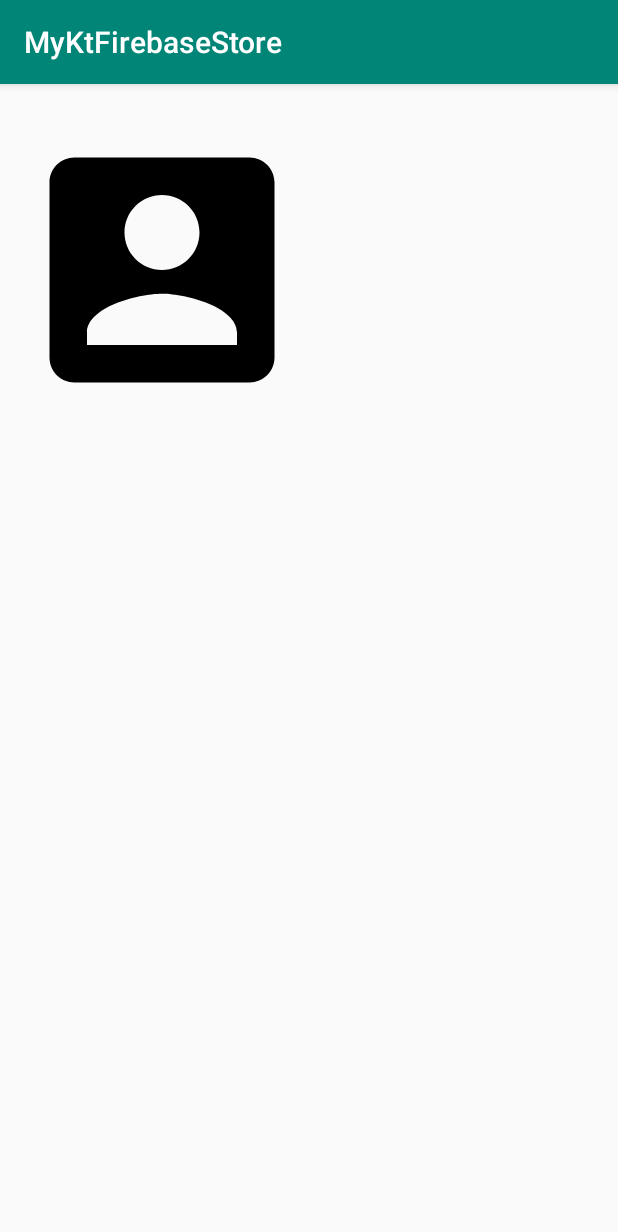
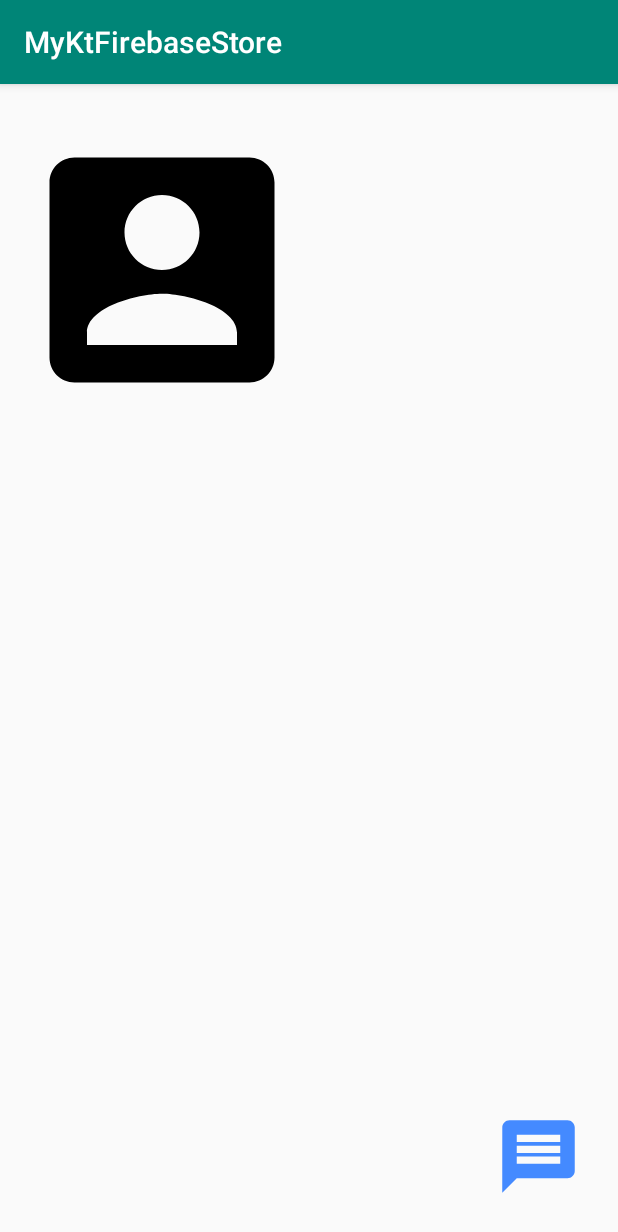
Before and after one commit to prome02/MyKtFirebaseStore, an Android app: the screen it shows after launch (BrowserUserAct), on a phone screen of 412 x 824 dp. Shown: the top 1232 px of the screen. Run offline under Robolectric (Android 15) with nearby library versions, the phone set to English and light mode, and no system bars; our stand-ins replace Firebase (no records; nobody signed in at launch, a user with empty details on screens opened directly).

Commit message:
開始進行聊天室功能；從瀏覽使用者資料去決定是否開啟聊天室

```diff
--- a/app/build.gradle
+++ b/app/build.gradle
@@ -77,6 +77,7 @@ dependencies {
 
     implementation 'org.jetbrains.kotlin:kotlin-reflect:1.3.61'
 
+    implementation 'androidx.appcompat:appcompat:1.1.0'
 
 }
 
--- a/app/src/main/java/com/example/myktfirebasestore/PublicFunction.kt
+++ b/app/src/main/java/com/example/myktfirebasestore/PublicFunction.kt
@@ -138,5 +138,9 @@ class HelpObject(val ctx: Context, val titleMsgId: Int, val contentId: Int) : Vi
             }, y, m, d)
                 .show()
         }
+
+        fun getCompoundRoomName(u1: String, u2: String): String {
+            return if (u1.compareTo(u2) < 0) "${u1}|${u2}" else "${u2}|${u1}"
+        }
     }
 }
--- /dev/null
+++ b/app/src/main/res/drawable/ic_message.xml
@@ -0,0 +1,9 @@
+<vector xmlns:android="http://schemas.android.com/apk/res/android"
+    android:width="24dp"
+    android:height="24dp"
+    android:viewportWidth="24.0"
+    android:viewportHeight="24.0">
+    <path
+        android:fillColor="@color/accent"
+        android:pathData="M20,2L4,2c-1.1,0 -1.99,0.9 -1.99,2L2,22l4,-4h14c1.1,0 2,-0.9 2,-2L22,4c0,-1.1 -0.9,-2 -2,-2zM18,14L6,14v-2h12v2zM18,11L6,11L6,9h12v2zM18,8L6,8L6,6h12v2z" />
+</vector>
--- a/app/src/main/res/layout/browser_user_info.xml
+++ b/app/src/main/res/layout/browser_user_info.xml
@@ -43,8 +43,8 @@
             android:id="@+id/txt_user_content"
             android:layout_width="wrap_content"
             android:layout_height="wrap_content"
-            android:layout_marginLeft="4dp"
-            android:textSize="16dp" />
+            android:layout_marginStart="4dp"
+            android:textSize="16sp" />
 
     </LinearLayout>
 
@@ -60,27 +60,54 @@
     <!--        app:layout_constraintTop_toBottomOf="@+id/lyt_first" />-->
 
 
-    <LinearLayout
+    <!--    <LinearLayout-->
+    <!--        android:layout_width="match_parent"-->
+    <!--        android:layout_height="wrap_content"-->
+    <!--        android:layout_marginStart="8dp"-->
+    <!--        android:layout_marginTop="2dp"-->
+    <!--        android:orientation="vertical"-->
+    <!--        app:layout_constraintStart_toStartOf="parent"-->
+    <!--        app:layout_constraintTop_toBottomOf="@+id/lyt_first">-->
+
+    <!--        -->
+    <!--    </LinearLayout>-->
+
+    <TextView
+        android:id="@+id/txt_desp"
+        android:layout_width="match_parent"
+        android:layout_height="wrap_content"
+
+        android:gravity="top|start"
+        app:layout_constraintTop_toBottomOf="@+id/lyt_first"
+        tools:layout_editor_absoluteX="8dp" />
+
+    <ListView
+        android:id="@+id/lvTrips"
         android:layout_width="match_parent"
         android:layout_height="wrap_content"
         android:layout_marginStart="8dp"
-        android:layout_marginTop="2dp"
-        android:orientation="vertical"
         app:layout_constraintStart_toStartOf="parent"
-        app:layout_constraintTop_toBottomOf="@+id/lyt_first">
+        app:layout_constraintTop_toBottomOf="@+id/txt_desp" />
 
-        <TextView
-            android:id="@+id/txt_desp"
-            android:layout_width="match_parent"
-            android:layout_height="wrap_content"
+    <!--    <android.support.design.widget.CoordinatorLayout-->
+    <!--        android:id="@+id/coordinatorLayout2"-->
+    <!--        android:layout_width="match_parent"-->
+    <!--        android:layout_height="match_parent"-->
+    <!--        tools:layout_editor_absoluteX="8dp"-->
+    <!--        tools:layout_editor_absoluteY="8dp">-->
 
-            android:gravity="top|start" />
+    <ImageView
+        android:id="@+id/create_room"
+        android:layout_width="26pt"
+        android:layout_height="26pt"
+        android:layout_gravity="end|bottom"
+        android:layout_margin="16dp"
+        app:srcCompat="@drawable/ic_message"
+        app:layout_constraintEnd_toEndOf="parent"
+        app:layout_constraintBottom_toBottomOf="parent"
+        android:contentDescription="" />
 
-        <ListView
-            android:id="@+id/lvTrips"
-            android:layout_width="match_parent"
-            android:layout_height="wrap_content" />
-    </LinearLayout>
+    <!--    </android.support.design.widget.CoordinatorLayout>-->
 
 
 </androidx.constraintlayout.widget.ConstraintLayout><!--</LinearLayout>-->
--- a/app/src/main/res/values/ids.xml
+++ b/app/src/main/res/values/ids.xml
@@ -5,4 +5,5 @@
     <item name="SearchUsers" type="id" />
     <item name="SearchTripsByUser" type="id" />
     <item name="DownloadFacePhoto" type="id" />
+    <item name="SearchChattingRoomByUser" type="id" />
 </resources>
--- a/app/src/main/res/values/strings.xml
+++ b/app/src/main/res/values/strings.xml
@@ -54,4 +54,5 @@
     <string name="userinfo_var_title_language" translatable="false">language</string>
     <string name="userinfo_var_title_country" translatable="false">country</string>
     <string name="userinfo_var_title_description" translatable="false">name</string>
+    <string name="too_many_chatting_rooms" translatable="false">please remove some chatting rooms, because the rooms were meetting the upper bound(15)</string>
 </resources>
```
Also changed, not shown: app/src/main/java/com/example/myktfirebasestore/BrowserUserAct.kt (+110 -12 lines), app/src/main/java/com/example/myktfirebasestore/M3.kt (+13 -1 lines), app/src/main/java/com/example/myktfirebasestore/UserContact.kt (added, +19 -0 lines), app/src/main/res/layout/activity_m3.xml (+11 -0 lines).
